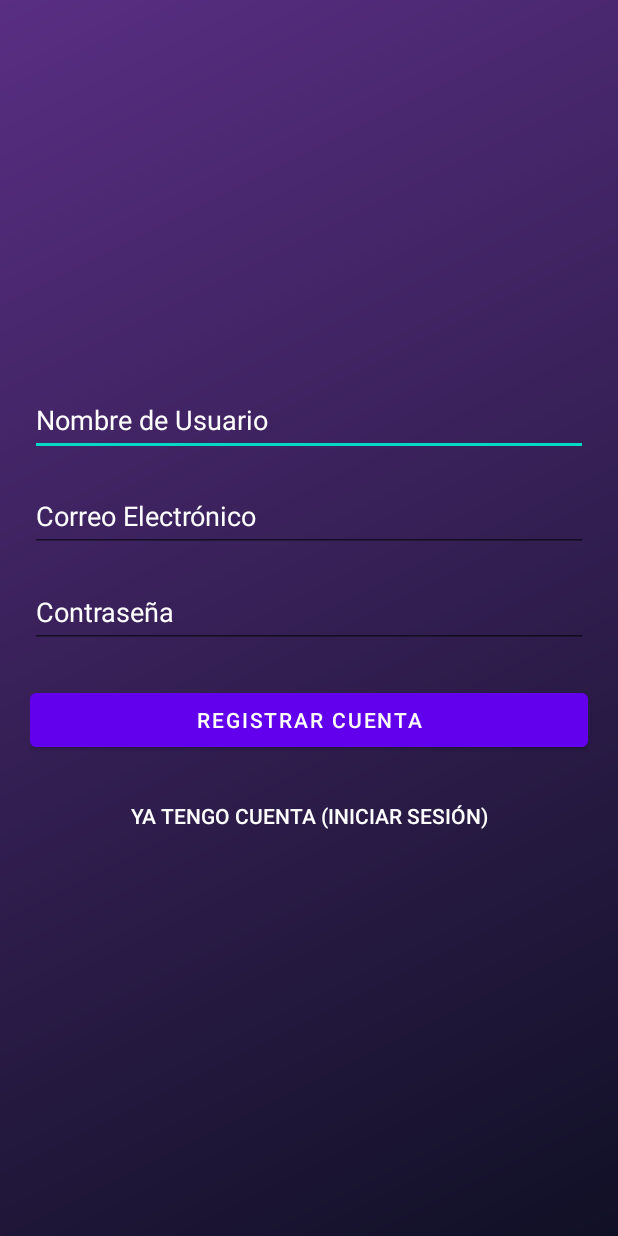
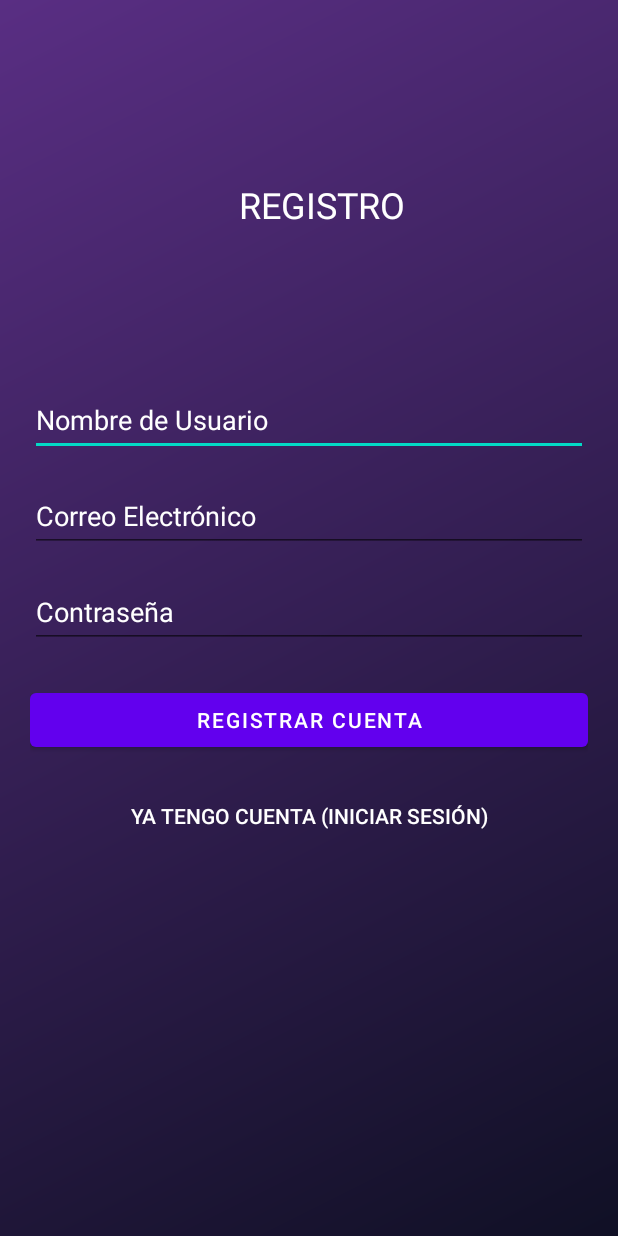
Before and after one commit to Marcos-DRK/PathSecureOriginal, an Android app: the RegisterActivity screen opened directly, with no data from a screen before it, on a phone screen of 412 x 824 dp. Run offline under Robolectric (Android 15) with nearby library versions, the phone set to English and light mode, and no system bars; our stand-ins replace Firebase (no records; nobody signed in at launch, a user with empty details on screens opened directly).

Commit message:
Cambio en el textos y botones  del layout de alerta

```diff
--- a/app/src/main/java/com/tuempresa/pathsecure/AlertActivity.java
+++ b/app/src/main/java/com/tuempresa/pathsecure/AlertActivity.java
@@ -65,5 +65,6 @@ public class AlertActivity extends AppCompatActivity {
 
     @Override
     public void onBackPressed() {
+        super.onBackPressed();
     }
 }
--- a/app/src/main/res/layout/activity_alert.xml
+++ b/app/src/main/res/layout/activity_alert.xml
@@ -51,7 +51,7 @@
         android:layout_width="0dp"
         android:layout_height="80dp"
         android:layout_margin="30dp"
-        android:backgroundTint="#4CAF50"
+        android:backgroundTint="#673AB7"
         android:text="ESTOY BIEN CANCELAR"
         android:textSize="20sp"
         android:textStyle="bold"
--- a/app/src/main/res/layout/activity_contacts.xml
+++ b/app/src/main/res/layout/activity_contacts.xml
@@ -14,7 +14,8 @@
         android:textSize="24sp"
         android:textStyle="bold"
         app:layout_constraintStart_toStartOf="parent"
-        app:layout_constraintTop_toTopOf="parent" />
+        app:layout_constraintTop_toTopOf="parent"
+        android:textColor="#FFFFFF"/>
 
     <androidx.recyclerview.widget.RecyclerView
         android:id="@+id/rvContacts"
@@ -31,7 +32,7 @@
         android:layout_width="0dp"
         android:layout_height="wrap_content"
         android:text="Agregar Nuevo Contacto"
-        android:backgroundTint="#FF5722"
+        android:backgroundTint="#673AB7"
         app:layout_constraintBottom_toBottomOf="parent"
         app:layout_constraintEnd_toEndOf="parent"
         app:layout_constraintStart_toStartOf="parent" />
--- a/app/src/main/res/layout/activity_register.xml
+++ b/app/src/main/res/layout/activity_register.xml
@@ -3,8 +3,8 @@
     xmlns:app="http://schemas.android.com/apk/res-auto"
     android:layout_width="match_parent"
     android:layout_height="match_parent"
-    android:padding="20dp"
-    android:background="@drawable/background_gradient">
+    android:background="@drawable/background_gradient"
+    android:padding="20dp">
 
     <EditText
         android:id="@+id/etNameRegister"
@@ -12,12 +12,13 @@
         android:layout_height="48dp"
         android:hint="Nombre de Usuario"
         android:inputType="textPersonName"
+        android:textColorHint="#FFFFFF"
+        android:textColor="#FFFFFF"
         app:layout_constraintBottom_toTopOf="@+id/etEmailRegister"
         app:layout_constraintEnd_toEndOf="parent"
         app:layout_constraintStart_toStartOf="parent"
         app:layout_constraintTop_toTopOf="parent"
-        app:layout_constraintVertical_chainStyle="packed"
-        android:textColorHint="#FFFFFF"/>
+        app:layout_constraintVertical_chainStyle="packed" />
 
     <EditText
         android:id="@+id/etEmailRegister"
@@ -26,11 +27,12 @@
         android:layout_marginTop="16dp"
         android:hint="Correo Electrónico"
         android:inputType="textEmailAddress"
+        android:textColorHint="#FFFFFF"
+        android:textColor="#FFFFFF"
         app:layout_constraintBottom_toTopOf="@+id/etPasswordRegister"
         app:layout_constraintEnd_toEndOf="parent"
         app:layout_constraintStart_toStartOf="parent"
-        app:layout_constraintTop_toBottomOf="@+id/etNameRegister"
-        android:textColorHint="#FFFFFF"/>
+        app:layout_constraintTop_toBottomOf="@+id/etNameRegister" />
 
     <EditText
         android:id="@+id/etPasswordRegister"
@@ -39,11 +41,12 @@
         android:layout_marginTop="16dp"
         android:hint="Contraseña"
         android:inputType="textPassword"
+        android:textColorHint="#FFFFFF"
+        android:textColor="#FFFFFF"
         app:layout_constraintBottom_toTopOf="@+id/btnDoRegister"
         app:layout_constraintEnd_toEndOf="parent"
         app:layout_constraintStart_toStartOf="parent"
-        app:layout_constraintTop_toBottomOf="@+id/etEmailRegister"
-        android:textColorHint="#FFFFFF"/>
+        app:layout_constraintTop_toBottomOf="@+id/etEmailRegister" />
 
     <Button
         android:id="@+id/btnDoRegister"
@@ -58,14 +61,32 @@
 
     <Button
         android:id="@+id/btnBackToLogin"
+        style="?android:attr/borderlessButtonStyle"
         android:layout_width="0dp"
         android:layout_height="wrap_content"
         android:layout_marginTop="16dp"
         android:text="Ya tengo cuenta (Iniciar Sesión)"
-        style="?android:attr/borderlessButtonStyle"
         app:layout_constraintBottom_toBottomOf="parent"
         app:layout_constraintEnd_toEndOf="parent"
         app:layout_constraintStart_toStartOf="parent"
         app:layout_constraintTop_toBottomOf="@+id/btnDoRegister" />
 
+    <TextView
+        android:id="@+id/textView2"
+        android:layout_width="wrap_content"
+        android:layout_height="wrap_content"
+        android:layout_marginStart="172dp"
+        android:layout_marginTop="100dp"
+        android:layout_marginEnd="122dp"
+        android:layout_marginBottom="58dp"
+        android:text="REGISTRO"
+        android:textColor="#FFFFFF"
+        android:textSize="24sp"
+        app:layout_constraintBottom_toTopOf="@+id/etNameRegister"
+        app:layout_constraintEnd_toEndOf="parent"
+        app:layout_constraintHorizontal_bias="1.0"
+        app:layout_constraintStart_toStartOf="parent"
+        app:layout_constraintTop_toTopOf="parent"
+        app:layout_constraintVertical_bias="0.0" />
+
 </androidx.constraintlayout.widget.ConstraintLayout>
--- a/app/src/main/res/layout/activity_routes.xml
+++ b/app/src/main/res/layout/activity_routes.xml
@@ -23,7 +23,7 @@
         android:layout_height="wrap_content"
         android:layout_marginTop="16dp"
         android:text="Grabar Recorrido (GPS)"
-        android:backgroundTint="#2196F3"
+        android:backgroundTint="#673AB7"
         app:layout_constraintStart_toStartOf="parent"
         app:layout_constraintEnd_toStartOf="@+id/btnManualRoute"
         app:layout_constraintTop_toBottomOf="@+id/tvRoutesTitle"
@@ -35,7 +35,7 @@
         android:layout_height="wrap_content"
         android:layout_marginTop="16dp"
         android:text="Dibujar Manual"
-        android:backgroundTint="#9C27B0"
+        android:backgroundTint="#673AB7"
         app:layout_constraintStart_toEndOf="@+id/btnRecordRoute"
         app:layout_constraintEnd_toEndOf="parent"
         app:layout_constraintTop_toBottomOf="@+id/tvRoutesTitle"
```
Also changed, not shown: app/src/main/res/layout/activity_login.xml (+60 -38 lines), app/src/main/res/layout/activity_settings.xml (+12 -8 lines), app/src/main/res/layout/dialog_add_contact.xml (+9 -6 lines), app/src/main/res/layout/item_contact.xml (+6 -4 lines).
